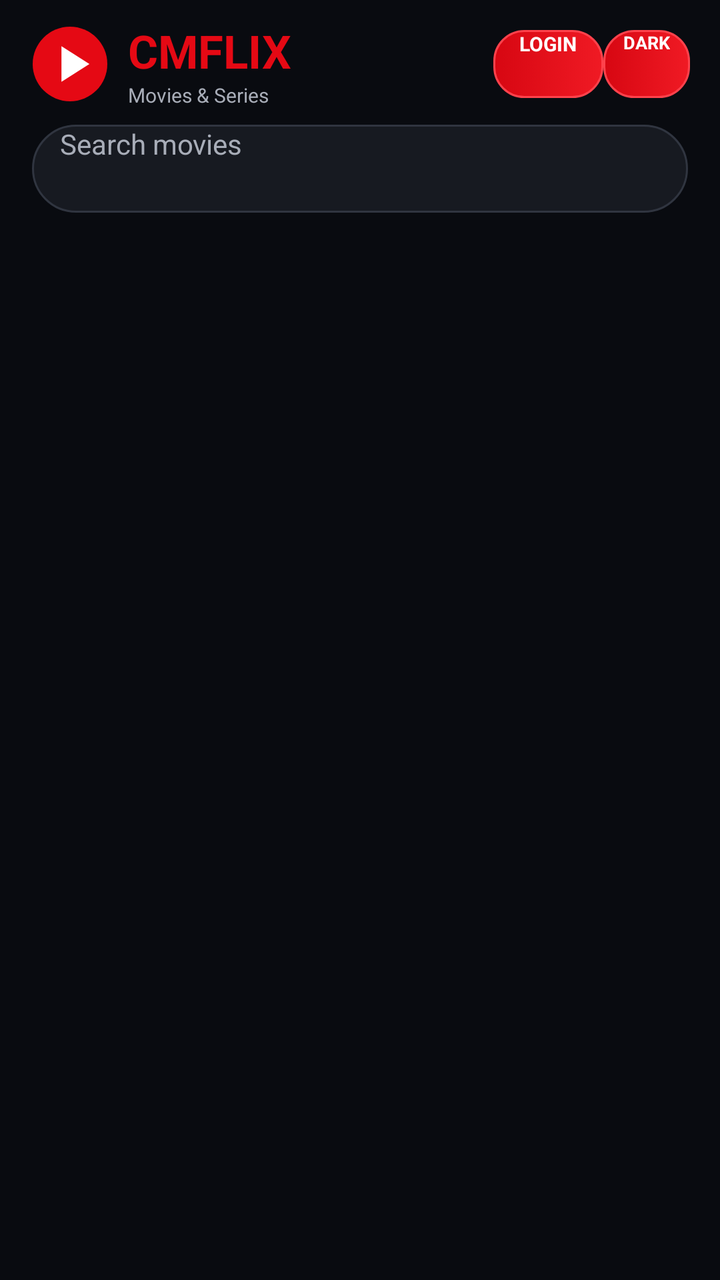
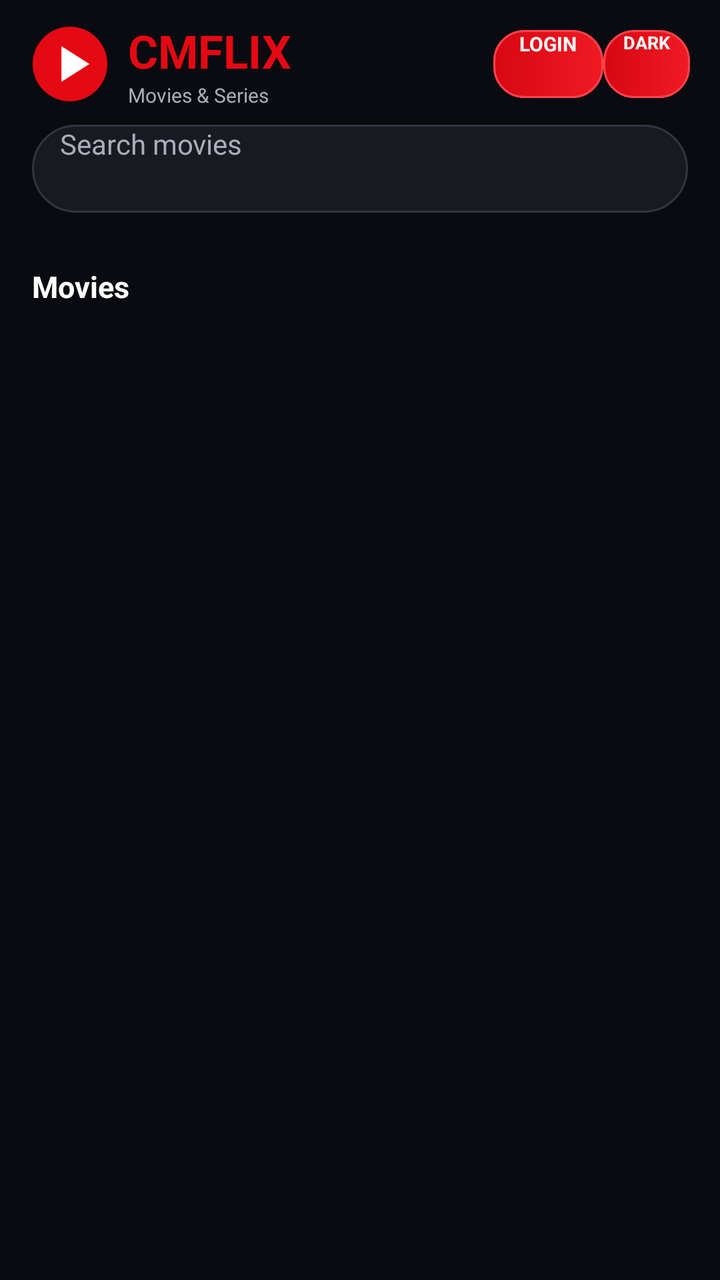

Before-and-after screenshots of an Android layout around one commit, followed by the original layout XML and the change that was made.
<!-- AndroidManifest.xml: activity theme Theme.CMFLIXNative.Starting -->
<!-- res/layout/activity_main.xml -->
<?xml version="1.0" encoding="utf-8"?>
<LinearLayout
    xmlns:android="http://schemas.android.com/apk/res/android"
    android:layout_width="match_parent"
    android:layout_height="match_parent"
    android:background="@color/dark_bg"
    android:orientation="vertical">

    <LinearLayout
        android:layout_width="match_parent"
        android:layout_height="wrap_content"
        android:gravity="center_vertical"
        android:orientation="horizontal"
        android:paddingStart="14dp"
        android:paddingTop="10dp"
        android:paddingEnd="10dp"
        android:paddingBottom="8dp">

        <ImageView
            android:layout_width="42dp"
            android:layout_height="42dp"
            android:contentDescription="@string/app_name"
            android:src="@drawable/ic_cmflix_logo" />

        <LinearLayout
            android:layout_width="0dp"
            android:layout_height="wrap_content"
            android:layout_marginStart="8dp"
            android:layout_weight="1"
            android:orientation="vertical">

            <TextView
                android:id="@+id/titleText"
                android:layout_width="wrap_content"
                android:layout_height="wrap_content"
                android:text="CMFLIX"
                android:textColor="@color/brand_red"
                android:textSize="23sp"
                android:textStyle="bold" />

            <TextView
                android:layout_width="wrap_content"
                android:layout_height="wrap_content"
                android:text="Movies &amp; Series"
                android:textColor="@color/gray_text"
                android:textSize="10sp" />

        </LinearLayout>

        <Button
    android:id="@+id/accountButton"
    android:layout_width="wrap_content"
    android:layout_height="34dp"
    android:background="@drawable/account_badge_bg"
    android:backgroundTint="@null"
    android:minHeight="0dp"
    android:minWidth="0dp"
    android:paddingStart="13dp"
    android:paddingEnd="13dp"
    android:text="LOGIN"
    android:textAllCaps="false"
    android:textColor="@color/white"
    android:textSize="10sp"
    android:textStyle="bold" />

<Button
    android:id="@+id/themeButton"
    android:layout_width="wrap_content"
    android:layout_height="34dp"
    android:layout_marginEnd="5dp"
    android:background="@drawable/account_badge_bg"
    android:minHeight="0dp"
    android:minWidth="0dp"
    android:paddingStart="10dp"
    android:paddingEnd="10dp"
    android:text="DARK"
    android:textAllCaps="false"
    android:textColor="@color/white"
    android:textSize="9sp"
    android:textStyle="bold" />

        
        <Button
    android:id="@+id/premiumButton"
    android:layout_width="wrap_content"
    android:layout_height="30dp"
    android:layout_marginStart="5dp"
    android:background="@drawable/vip_badge_bg"
    android:clickable="true"
    android:focusable="true"
    android:minHeight="0dp"
    android:minWidth="0dp"
    android:paddingStart="8dp"
    android:paddingEnd="8dp"
    android:text="P-0Day"
    android:textAllCaps="false"
    android:textColor="#FFF4C5"
    android:textSize="9sp"
    android:textStyle="bold"
    android:visibility="gone" />


    </LinearLayout>

    <EditText
    android:id="@+id/searchInput"
    android:layout_width="match_parent"
    android:layout_height="44dp"
    android:layout_marginStart="16dp"
    android:layout_marginEnd="16dp"
    android:layout_marginBottom="6dp"
    android:background="@drawable/search_bg"
    android:hint="Search movies"
    android:imeOptions="actionSearch"
    android:inputType="text"
    android:maxLength="50"
    android:maxLines="1"
    android:paddingStart="14dp"
    android:paddingEnd="14dp"
    android:singleLine="true"
    android:textColor="@color/white"
    android:textColorHint="@color/gray_text"
    android:textSize="14sp" />


    <LinearLayout
    android:id="@+id/categoryBar"
    android:layout_width="match_parent"
    android:layout_height="wrap_content"
    android:gravity="center"
    android:orientation="horizontal"
    android:paddingStart="10dp"
    android:paddingTop="5dp"
    android:paddingEnd="10dp"
    android:paddingBottom="10dp" />


    <FrameLayout
        android:layout_width="match_parent"
        android:layout_height="0dp"
        android:layout_weight="1">

        <androidx.recyclerview.widget.RecyclerView
            android:id="@+id/recycler"
            android:layout_width="match_parent"
            android:layout_height="match_parent"
            android:clipToPadding="false"
            android:overScrollMode="never"
            android:paddingStart="7dp"
            android:paddingTop="2dp"
            android:paddingEnd="7dp"
            android:paddingBottom="24dp"
            android:scrollbars="none" />

        <TextView
            android:id="@+id/errorText"
            android:layout_width="match_parent"
            android:layout_height="wrap_content"
            android:layout_gravity="center"
            android:gravity="center"
            android:padding="24dp"
            android:textColor="@color/gray_text"
            android:textSize="14sp"
            android:visibility="gone" />

        <ProgressBar
            android:id="@+id/progress"
            android:layout_width="44dp"
            android:layout_height="44dp"
            android:layout_gravity="bottom|center_horizontal"
            android:layout_marginBottom="18dp"
            android:visibility="gone" />

    </FrameLayout>

</LinearLayout>
<!-- resources referenced by this layout -->
<resources>
  <color name="brand_red">#E50914</color>
  <color name="dark_bg">#090B10</color>
  <color name="gray_text">#A8ADB8</color>
  <color name="white">#FFFFFF</color>
  <!-- drawable account_badge_bg (drawable) -->
  <?xml version="1.0" encoding="utf-8"?>
  <selector
      xmlns:android="http://schemas.android.com/apk/res/android">
  
      <item android:state_pressed="true">
          <shape android:shape="rectangle">
  
              <gradient
                  android:angle="0"
                  android:startColor="#B80610"
                  android:endColor="#D10A14" />
  
              <corners android:radius="15dp" />
  
              <stroke
                  android:width="1dp"
                  android:color="#FF5A62" />
  
          </shape>
      </item>
  
      <item>
          <shape android:shape="rectangle">
  
              <gradient
                  android:angle="0"
                  android:startColor="#D70712"
                  android:endColor="#F01A24" />
  
              <corners android:radius="15dp" />
  
              <stroke
                  android:width="1dp"
                  android:color="#FF424C" />
  
          </shape>
      </item>
  
  </selector>
  <!-- drawable ic_cmflix_logo (drawable) -->
  <?xml version="1.0" encoding="utf-8"?>
  <vector
      xmlns:android="http://schemas.android.com/apk/res/android"
      android:width="108dp"
      android:height="108dp"
      android:viewportWidth="108"
      android:viewportHeight="108">
  
      <path
          android:fillColor="#E50914"
          android:pathData="M54,6A48,48 0,1 0,54 102A48,48 0,1 0,54 6" />
  
      <path
          android:fillColor="#FFFFFF"
          android:pathData="M43,31 L43,77 L79,54 Z" />
  
  </vector>
  <!-- drawable search_bg (drawable) -->
  <?xml version="1.0" encoding="utf-8"?>
  <shape
      xmlns:android="http://schemas.android.com/apk/res/android"
      android:shape="rectangle">
  
      <solid android:color="#171A21" />
  
      <corners android:radius="22dp" />
  
      <stroke
          android:width="1dp"
          android:color="#303540" />
  
  </shape>
  <!-- drawable vip_badge_bg (drawable) -->
  <?xml version="1.0" encoding="utf-8"?>
  <shape
      xmlns:android="http://schemas.android.com/apk/res/android"
      android:shape="rectangle">
  
      <gradient
          android:angle="0"
          android:startColor="#E50914"
          android:endColor="#FF4B2B" />
  
      <corners android:radius="20dp" />
  
      <stroke
          android:width="1dp"
          android:color="#99FFFFFF" />
  
  </shape>
  <string name="app_name">CMFLIX</string>
  <style name="Theme.CMFLIXNative.Starting" parent="Theme.SplashScreen">
  
          <item name="windowSplashScreenBackground">
              @color/dark_bg
          </item>
  
          <item name="windowSplashScreenAnimatedIcon">
              @drawable/ic_cmflix_logo
          </item>
  
          <item name="windowSplashScreenIconBackgroundColor">
              @color/dark_bg
          </item>
  
          <item name="postSplashScreenTheme">
              @style/Theme.CMFLIXNative
          </item>
      </style>
  <style name="Theme.CMFLIXNative" parent="Theme.AppCompat.DayNight.NoActionBar">
  
          <item name="android:fontFamily">sans</item>
          <item name="android:windowActionModeOverlay">true</item>
          <item name="android:colorAccent">@color/white</item>
          <item name="android:navigationBarColor">@color/black</item>
          <item name="android:statusBarColor">@color/black</item>
          <item name="android:windowLightStatusBar">false</item>
          <item name="android:windowBackground">@color/dark_bg</item>
      </style>
  <color name="black">#000000</color>
</resources>

<!-- the commit's change to res/layout/activity_main.xml (unified diff, before → after) -->
@@ -122,17 +122,96 @@
     android:textColorHint="@color/gray_text"
     android:textSize="14sp" />
 
+<LinearLayout
+    android:id="@+id/searchHistoryRow"
+    android:layout_width="match_parent"
+    android:layout_height="wrap_content"
+    android:gravity="center_vertical"
+    android:orientation="horizontal"
+    android:paddingStart="16dp"
+    android:paddingEnd="12dp"
+    android:paddingBottom="6dp"
+    android:visibility="gone">
+
+    <HorizontalScrollView
+        android:layout_width="0dp"
+        android:layout_height="wrap_content"
+        android:layout_weight="1"
+        android:scrollbars="none">
+
+        <LinearLayout
+            android:id="@+id/searchHistoryContainer"
+            android:layout_width="wrap_content"
+            android:layout_height="wrap_content"
+            android:orientation="horizontal" />
+
+    </HorizontalScrollView>
+
+    <TextView
+        android:id="@+id/clearSearchHistoryButton"
+        android:layout_width="wrap_content"
+        android:layout_height="36dp"
+        android:gravity="center"
+        android:paddingStart="10dp"
+        android:paddingEnd="4dp"
+        android:text="CLEAR"
+        android:textColor="@color/brand_red"
+        android:textSize="11sp"
+        android:textStyle="bold" />
+
+</LinearLayout>
+
+    
+    <HorizontalScrollView
+    android:layout_width="match_parent"
+    android:layout_height="wrap_content"
+    android:fillViewport="false"
+    android:scrollbars="none">
 
     <LinearLayout
-    android:id="@+id/categoryBar"
-    android:layout_width="match_parent"
-    android:layout_height="wrap_content"
-    android:gravity="center"
+        android:id="@+id/categoryBar"
+        android:layout_width="wrap_content"
+        android:layout_height="wrap_content"
+        android:gravity="center_vertical"
+        android:orientation="horizontal"
+        android:paddingStart="10dp"
+        android:paddingTop="5dp"
+        android:paddingEnd="10dp"
+        android:paddingBottom="7dp" />
+
+</HorizontalScrollView>
+
+<LinearLayout
+    android:layout_width="match_parent"
+    android:layout_height="38dp"
+    android:gravity="center_vertical"
     android:orientation="horizontal"
-    android:paddingStart="10dp"
-    android:paddingTop="5dp"
-    android:paddingEnd="10dp"
-    android:paddingBottom="10dp" />
+    android:paddingStart="16dp"
+    android:paddingEnd="16dp">
+
+    <TextView
+        android:id="@+id/sectionTitle"
+        android:layout_width="0dp"
+        android:layout_height="wrap_content"
+        android:layout_weight="1"
+        android:text="Movies"
+        android:textColor="@color/white"
+        android:textSize="15sp"
+        android:textStyle="bold" />
+
+    <TextView
+        android:id="@+id/localClearButton"
+        android:layout_width="wrap_content"
+        android:layout_height="match_parent"
+        android:gravity="center"
+        android:paddingStart="12dp"
+        android:text="CLEAR"
+        android:textColor="@color/brand_red"
+        android:textSize="11sp"
+        android:textStyle="bold"
+        android:visibility="gone" />
+
+</LinearLayout>
 
 
     <FrameLayout
